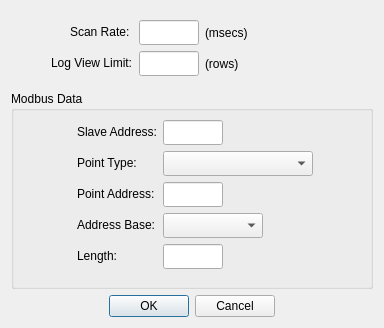
The window that omodscan/dialogs/dialogdisplaydefinition.ui (sanny32/OpenModScan) describes before a commit, drawn with Qt 5.
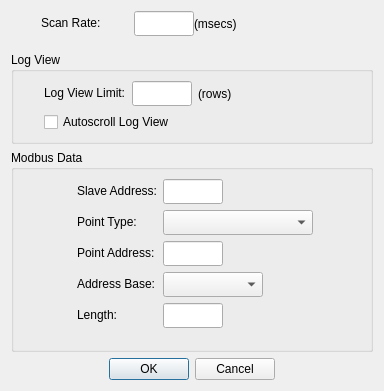
The same window after the commit. Custom widgets are drawn as their Qt base class.

Commit message: Added Autoscroll Log View definition

Diff of the .ui file:
```diff
--- a/omodscan/dialogs/dialogdisplaydefinition.ui
+++ b/omodscan/dialogs/dialogdisplaydefinition.ui
@@ -7,7 +7,7 @@
     <x>0</x>
     <y>0</y>
     <width>384</width>
-    <height>328</height>
+    <height>391</height>
    </rect>
   </property>
   <property name="windowTitle">
@@ -16,23 +16,20 @@
   <layout class="QVBoxLayout" name="verticalLayout">
    <item>
     <layout class="QFormLayout" name="formLayout_2">
-     <property name="labelAlignment">
-      <set>Qt::AlignRight|Qt::AlignTrailing|Qt::AlignVCenter</set>
-     </property>
      <property name="formAlignment">
-      <set>Qt::AlignHCenter|Qt::AlignTop</set>
+      <set>Qt::AlignmentFlag::AlignHCenter|Qt::AlignmentFlag::AlignTop</set>
+     </property>
+     <property name="horizontalSpacing">
+      <number>30</number>
      </property>
      <property name="leftMargin">
-      <number>40</number>
-     </property>
-     <property name="topMargin">
-      <number>9</number>
+      <number>30</number>
      </property>
      <property name="rightMargin">
-      <number>9</number>
+      <number>30</number>
      </property>
      <property name="bottomMargin">
-      <number>9</number>
+      <number>10</number>
      </property>
      <item row="0" column="0">
       <widget class="QLabel" name="labelScanRate">
@@ -74,14 +71,31 @@
        </item>
       </layout>
      </item>
-     <item row="1" column="0">
+    </layout>
+   </item>
+   <item>
+    <widget class="QGroupBox" name="groupBox_2">
+     <property name="title">
+      <string>Log View</string>
+     </property>
+     <layout class="QFormLayout" name="formLayout_3">
+      <property name="formAlignment">
+       <set>Qt::AlignmentFlag::AlignHCenter|Qt::AlignmentFlag::AlignTop</set>
+      </property>
+      <property name="leftMargin">
+       <number>30</number>
+      </property>
+      <property name="rightMargin">
+       <number>30</number>
+      </property>
+      <item row="0" column="0">
       <widget class="QLabel" name="labelLogLimit">
        <property name="text">
         <string>Log View Limit:</string>
        </property>
       </widget>
      </item>
-     <item row="1" column="1">
+      <item row="0" column="1">
       <layout class="QHBoxLayout" name="horizontalLayout_2">
        <item>
         <widget class="NumericLineEdit" name="lineEditLogLimit">
@@ -114,7 +128,15 @@
        </item>
       </layout>
      </item>
-    </layout>
+      <item row="3" column="0" colspan="2">
+       <widget class="QCheckBox" name="checkBoxAutoscrollLog">
+        <property name="text">
+         <string>Autoscroll Log View</string>
+        </property>
+       </widget>
+      </item>
+     </layout>
+    </widget>
    </item>
    <item>
     <widget class="QGroupBox" name="groupBox">
```
Left out of the diff: 6 changed lines with no effect on the pictures. Lines whose indentation alone changed are shown as unchanged. The commit also changes 9 other files.
